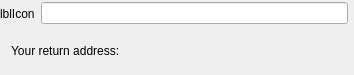
Qt form src/plugins/rosterchanger/edititemwidget.ui (silvansky/Contacts) before a commit.
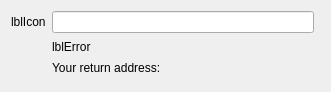
The same form after that commit. Custom widgets are drawn as their Qt base class.

```diff
--- a/src/plugins/rosterchanger/edititemwidget.ui
+++ b/src/plugins/rosterchanger/edititemwidget.ui
@@ -6,34 +6,30 @@
    <rect>
     <x>0</x>
     <y>0</y>
-    <width>354</width>
-    <height>75</height>
+    <width>331</width>
+    <height>92</height>
    </rect>
   </property>
-  <layout class="QVBoxLayout" name="verticalLayout_2">
-   <property name="margin">
-    <number>0</number>
-   </property>
-   <item>
-    <layout class="QHBoxLayout" name="horizontalLayout">
-     <item>
+  <layout class="QGridLayout" name="gridLayout">
+   <item row="0" column="0">
       <widget class="QLabel" name="lblIcon">
        <property name="text">
         <string>lblIcon</string>
        </property>
       </widget>
      </item>
-     <item>
+   <item row="0" column="1">
       <widget class="QLineEdit" name="lneContact"/>
      </item>
-     <item>
+   <item row="0" column="2">
       <widget class="CloseButton" name="cbtDelete" native="true"/>
      </item>
-    </layout>
-   </item>
-   <item>
+   <item row="2" column="1">
     <widget class="QWidget" name="wdtSelectProfile" native="true">
      <layout class="QVBoxLayout" name="verticalLayout">
+      <property name="margin">
+       <number>0</number>
+      </property>
       <item>
        <widget class="QLabel" name="lblProfile">
         <property name="text">
@@ -47,6 +43,16 @@
      </layout>
     </widget>
    </item>
+   <item row="1" column="1">
+    <widget class="QLabel" name="lblError">
+     <property name="text">
+      <string>lblError</string>
+     </property>
+     <property name="wordWrap">
+      <bool>true</bool>
+     </property>
+    </widget>
+   </item>
   </layout>
  </widget>
  <layoutdefault spacing="6" margin="11"/>
```
Lines whose indentation alone changed are shown as unchanged.
